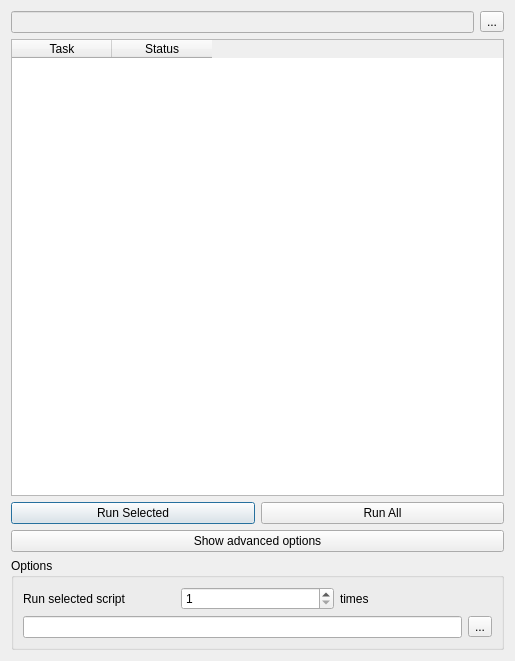
Above: safe_qgis/script_dialog_base.ui from feyeandal/inasafe before the change. Below: the same form after it.
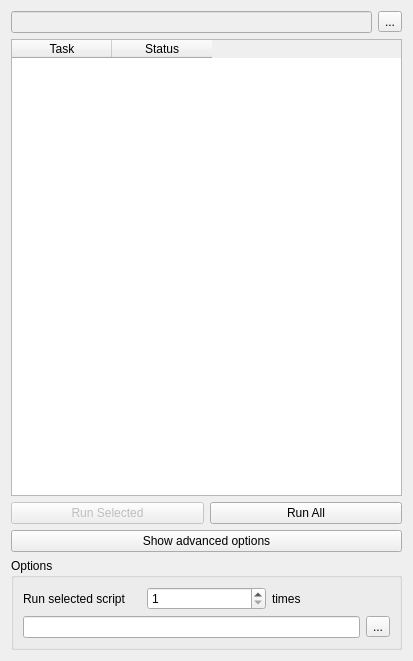
That is the form after the change.

The edit to the form file:
```diff
--- a/safe_qgis/script_dialog_base.ui
+++ b/safe_qgis/script_dialog_base.ui
@@ -6,7 +6,7 @@
    <rect>
     <x>0</x>
     <y>0</y>
-    <width>515</width>
+    <width>413</width>
     <height>661</height>
    </rect>
   </property>
@@ -32,8 +32,45 @@
      </item>
     </layout>
    </item>
+   <item row="3" column="0">
+    <layout class="QHBoxLayout" name="horizontalLayout">
+     <item>
+      <widget class="QPushButton" name="btnRunSelected">
+       <property name="enabled">
+        <bool>false</bool>
+       </property>
+       <property name="text">
+        <string>Run Selected</string>
+       </property>
+      </widget>
+     </item>
+     <item>
+      <widget class="QPushButton" name="pbnRunAll">
+       <property name="text">
+        <string>Run All</string>
+       </property>
+      </widget>
+     </item>
+    </layout>
+   </item>
+   <item row="4" column="0">
+    <widget class="QPushButton" name="pbnAdvanced">
+     <property name="text">
+      <string>Show advanced options</string>
+     </property>
+     <property name="checkable">
+      <bool>true</bool>
+     </property>
+     <property name="checked">
+      <bool>false</bool>
+     </property>
+    </widget>
+   </item>
    <item row="1" column="0">
     <widget class="QTableWidget" name="tblScript">
+     <property name="enabled">
+      <bool>true</bool>
+     </property>
      <property name="alternatingRowColors">
       <bool>false</bool>
      </property>
@@ -43,6 +80,9 @@
      <property name="selectionBehavior">
       <enum>QAbstractItemView::SelectRows</enum>
      </property>
+     <property name="showGrid">
+      <bool>true</bool>
+     </property>
      <property name="cornerButtonEnabled">
       <bool>false</bool>
      </property>
@@ -61,38 +101,7 @@
      </column>
     </widget>
    </item>
-   <item row="2" column="0">
-    <layout class="QHBoxLayout" name="horizontalLayout">
-     <item>
-      <widget class="QPushButton" name="btnRunSelected">
-       <property name="text">
-        <string>Run Selected</string>
-       </property>
-      </widget>
-     </item>
-     <item>
-      <widget class="QPushButton" name="pbnRunAll">
-       <property name="text">
-        <string>Run All</string>
-       </property>
-      </widget>
-     </item>
-    </layout>
-   </item>
-   <item row="3" column="0">
-    <widget class="QPushButton" name="pbnAdvanced">
-     <property name="text">
-      <string>Show advanced options</string>
-     </property>
-     <property name="checkable">
-      <bool>true</bool>
-     </property>
-     <property name="checked">
-      <bool>false</bool>
-     </property>
-    </widget>
-   </item>
-   <item row="4" column="0">
+   <item row="5" column="0">
     <widget class="QGroupBox" name="gboOptions">
      <property name="title">
       <string>Options</string>
```
Left out of the diff: 5 changed lines with no effect on the pictures.
